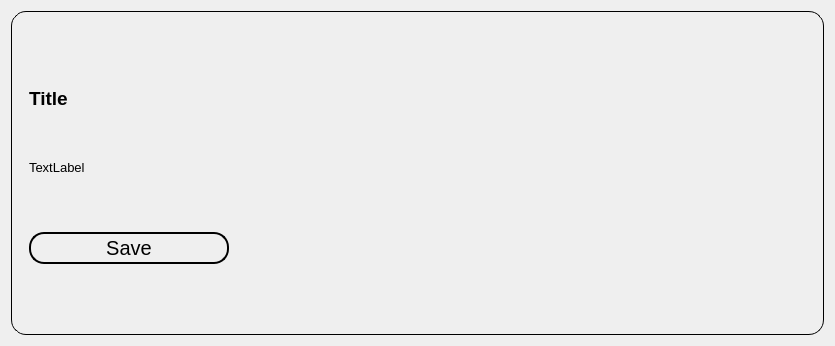
Achu-Worifung/quickMove, file ui/result.ui: the form before one commit.
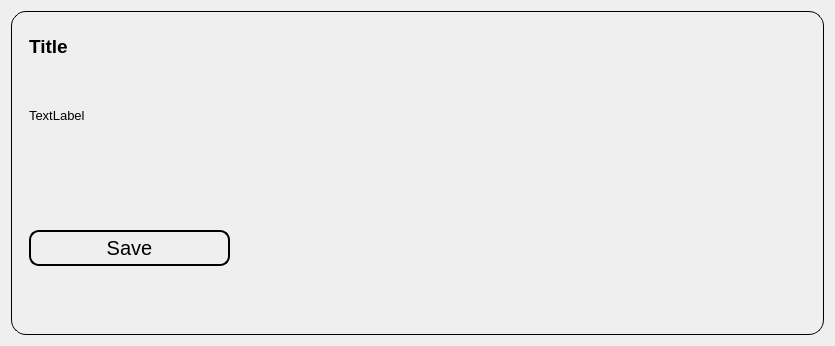
The form after the commit.

Commit message: fixed result button

The edit to the form file:
```diff
--- a/ui/result.ui
+++ b/ui/result.ui
@@ -40,6 +40,12 @@
         </property>
         <item>
          <widget class="QWidget" name="widget_2" native="true">
+          <property name="sizePolicy">
+           <sizepolicy hsizetype="Minimum" vsizetype="Preferred">
+            <horstretch>0</horstretch>
+            <verstretch>0</verstretch>
+           </sizepolicy>
+          </property>
           <property name="maximumSize">
            <size>
             <width>16777215</width>
@@ -120,25 +126,31 @@
         </item>
         <item>
          <widget class="QWidget" name="widget_3" native="true">
+          <property name="sizePolicy">
+           <sizepolicy hsizetype="Preferred" vsizetype="Expanding">
+            <horstretch>0</horstretch>
+            <verstretch>0</verstretch>
+           </sizepolicy>
+          </property>
           <property name="maximumSize">
            <size>
             <width>16777215</width>
-            <height>50</height>
+            <height>200</height>
            </size>
           </property>
           <layout class="QVBoxLayout" name="verticalLayout_2">
            <item>
             <widget class="QPushButton" name="save">
              <property name="sizePolicy">
-              <sizepolicy hsizetype="Expanding" vsizetype="Expanding">
+              <sizepolicy hsizetype="Minimum" vsizetype="Fixed">
                <horstretch>0</horstretch>
                <verstretch>0</verstretch>
               </sizepolicy>
              </property>
              <property name="maximumSize">
               <size>
-               <width>200</width>
-               <height>100</height>
+               <width>201</width>
+               <height>16777215</height>
               </size>
              </property>
              <property name="font">
@@ -152,10 +164,10 @@
              <property name="styleSheet">
               <string notr="true">    border-style: outset;
     border-width: 2px;
-    border-radius: 15px;
+    border-radius: 10px;
     border-color: black;
-font:20px
-</string>
+    padding: 4px;
+font:20px</string>
              </property>
              <property name="text">
               <string>Save</string>
```
The commit also changes 1 other file.
